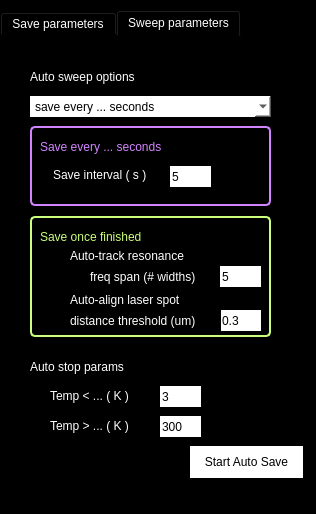
Before: the Qt Designer form spectrum_recorder/sweeper.ui in floriantheuss/RDS_measure, drawn with Qt 5.
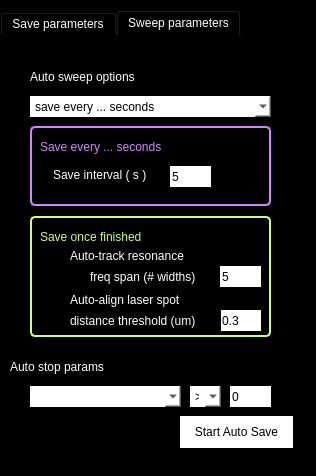
After: the same form once the commit is applied. The open tabs and pages were chosen to show the change.

Commit message: update auto stop feature to include mutlible possible variables (e.g. use external temperature or mangetic field or opticool temperature as control variable)

What changed in the file:
```diff
--- a/spectrum_recorder/sweeper.ui
+++ b/spectrum_recorder/sweeper.ui
@@ -7,7 +7,7 @@
     <x>0</x>
     <y>0</y>
     <width>316</width>
-    <height>514</height>
+    <height>476</height>
    </rect>
   </property>
   <property name="windowTitle">
@@ -412,8 +412,8 @@
      <widget class="QPushButton" name="autoSaveButton">
       <property name="geometry">
        <rect>
-        <x>190</x>
-        <y>410</y>
+        <x>180</x>
+        <y>380</y>
         <width>113</width>
         <height>32</height>
        </rect>
@@ -668,7 +668,7 @@
      <widget class="QLineEdit" name="minTempLine">
       <property name="geometry">
        <rect>
-        <x>160</x>
+        <x>230</x>
         <y>350</y>
         <width>41</width>
         <height>21</height>
@@ -681,15 +681,15 @@
 border-radius: 0px</string>
       </property>
       <property name="text">
-       <string>3</string>
+       <string>0</string>
       </property>
      </widget>
      <widget class="QCheckBox" name="minTempBox">
       <property name="geometry">
        <rect>
-        <x>30</x>
+        <x>10</x>
         <y>350</y>
-        <width>121</width>
+        <width>16</width>
         <height>20</height>
        </rect>
       </property>
@@ -702,13 +702,13 @@
 border-radius: 0px</string>
       </property>
       <property name="text">
-       <string>Temp &lt; ... ( K )</string>
+       <string/>
       </property>
      </widget>
      <widget class="QLabel" name="label_15">
       <property name="geometry">
        <rect>
-        <x>30</x>
+        <x>10</x>
         <y>320</y>
         <width>211</width>
         <height>21</height>
@@ -723,45 +723,43 @@
        <string>Auto stop params</string>
       </property>
      </widget>
-     <widget class="QCheckBox" name="maxTempBox">
+     <widget class="QComboBox" name="autoStopItemBox">
       <property name="geometry">
        <rect>
         <x>30</x>
-        <y>380</y>
-        <width>121</width>
-        <height>20</height>
+        <y>350</y>
+        <width>151</width>
+        <height>21</height>
        </rect>
       </property>
       <property name="styleSheet">
-       <string notr="true">color: rgb(255, 255, 255);
-background-color: rgb(0, 0, 0);
-selection-color: rgb(0, 0, 0);
-selection-background-color: rgb(255, 255, 255);
-border: 0px solid rgb(210, 132, 255);
-border-radius: 0px</string>
-      </property>
-      <property name="text">
-       <string>Temp &gt; ... ( K )</string>
+       <string notr="true">color: rgb(0, 0, 0);
+background-color: rgb(255, 255, 255);</string>
       </property>
      </widget>
-     <widget class="QLineEdit" name="maxTempLine">
+     <widget class="QComboBox" name="relationBox">
       <property name="geometry">
        <rect>
-        <x>160</x>
-        <y>380</y>
-        <width>41</width>
+        <x>190</x>
+        <y>350</y>
+        <width>31</width>
         <height>21</height>
        </rect>
       </property>
       <property name="styleSheet">
        <string notr="true">color: rgb(0, 0, 0);
-background-color: rgb(255, 255, 255);
-border: 0px solid rgb(210, 132, 255);
-border-radius: 0px</string>
+background-color: rgb(255, 255, 255);</string>
       </property>
-      <property name="text">
-       <string>300</string>
-      </property>
+      <item>
+       <property name="text">
+        <string>&gt;</string>
+       </property>
+      </item>
+      <item>
+       <property name="text">
+        <string>&lt;</string>
+       </property>
+      </item>
      </widget>
     </widget>
    </widget>
```
Left out of the diff: 4 changed lines with no effect on the pictures. The commit also changes 1 other file.
